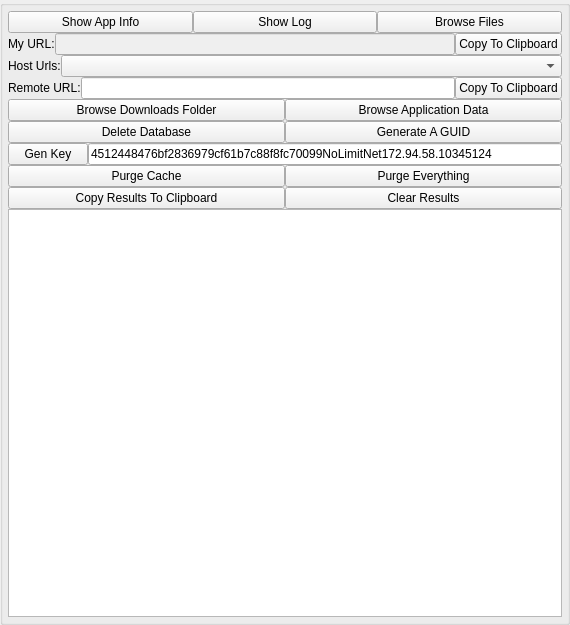
nolimitconnect/NoLimitConnect, file nolimitgui/CommonSrc/Forms/AppletTestAndDebug.ui: the form before one commit.
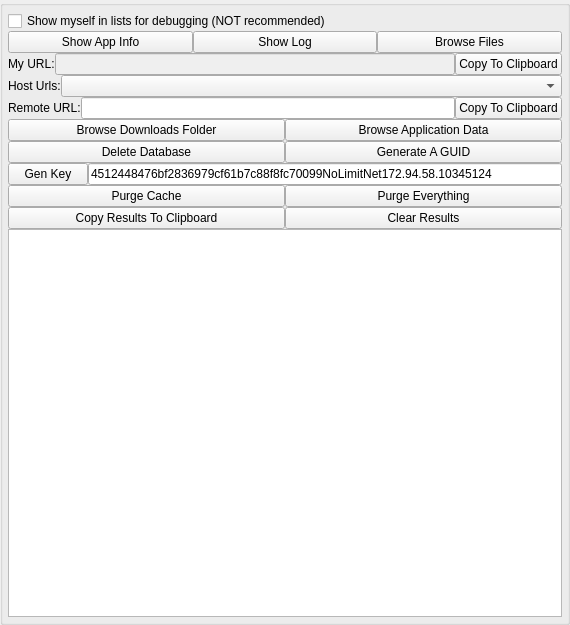
The form after the commit.

The edit to the form file:
```diff
--- a/nolimitgui/CommonSrc/Forms/AppletTestAndDebug.ui
+++ b/nolimitgui/CommonSrc/Forms/AppletTestAndDebug.ui
@@ -80,6 +80,13 @@
       <property name="bottomMargin">
        <number>5</number>
       </property>
+      <item>
+       <widget class="QCheckBox" name="m_ShowMyselfCheckBox">
+        <property name="text">
+         <string notr="true">Show myself in lists for debugging (NOT recommended)</string>
+        </property>
+       </widget>
+      </item>
       <item>
        <layout class="QHBoxLayout" name="horizontalLayout">
         <item>
```
Left out of the diff: 34 changed lines with no effect on the pictures.
